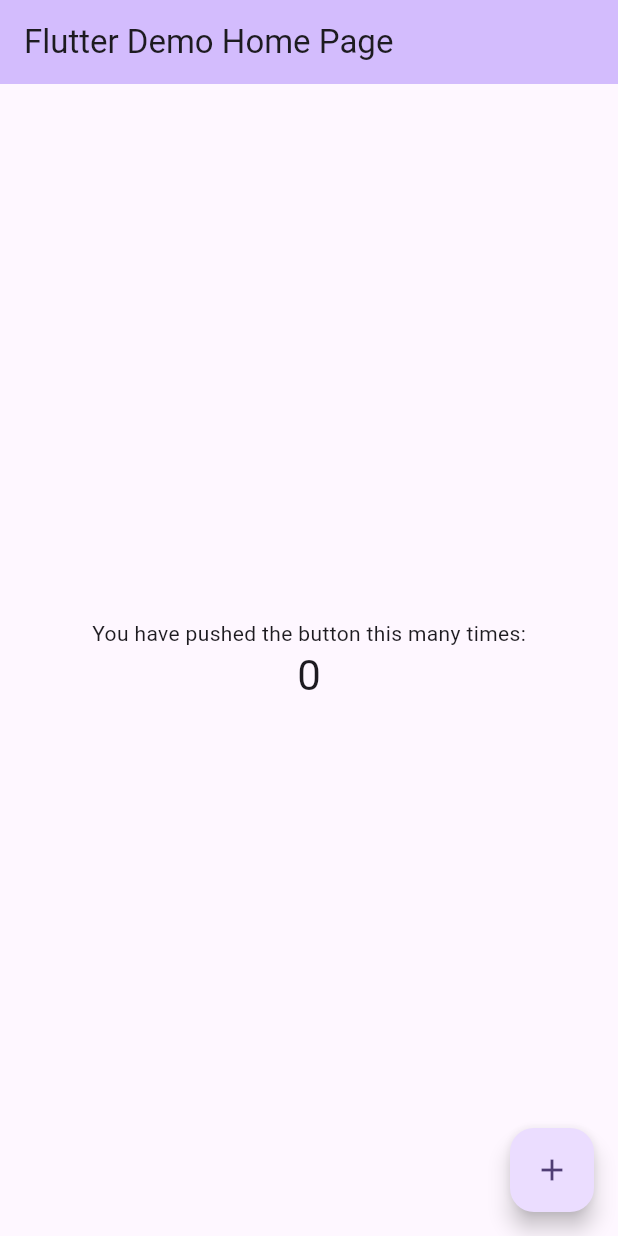
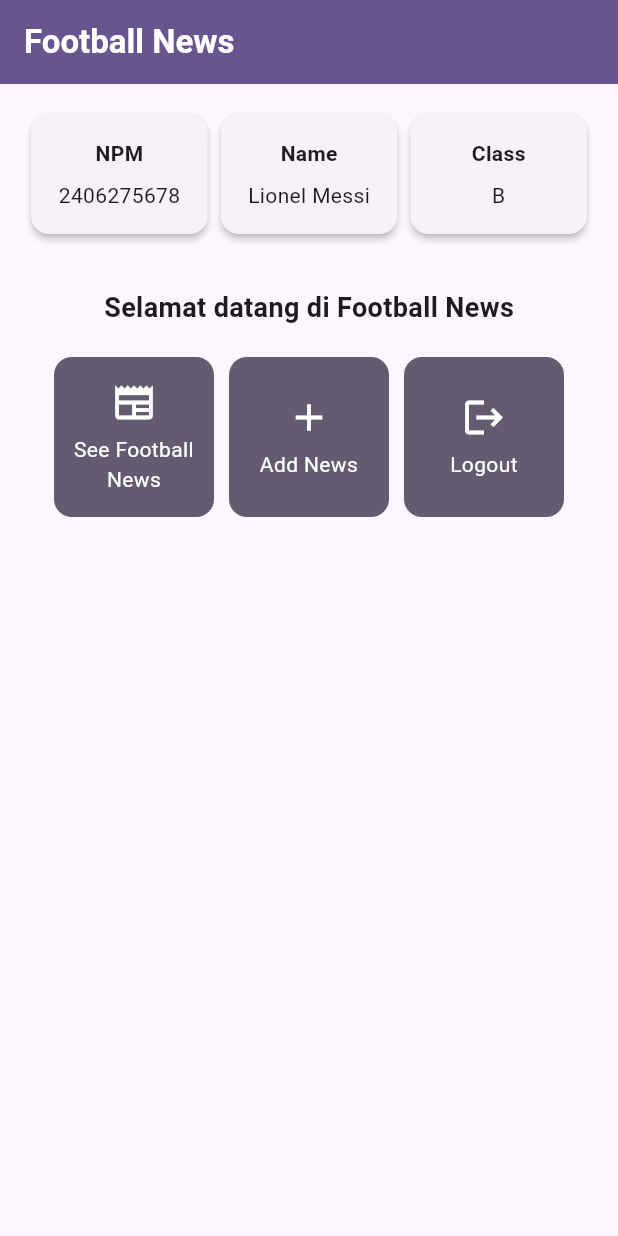
Before and after one commit to BolFengxi/football-news-mobile, a Flutter app: the screen it shows after launch, on a phone screen of 412 x 824 dp. Run offline on Flutter 3.47's test engine with Material 3 defaults, Android fonts, the phone set to English and light mode, and no system bars.

Commit message:
Finisih tutorial 6

```diff
--- a/lib/main.dart
+++ b/lib/main.dart
@@ -1,4 +1,5 @@
 import 'package:flutter/material.dart';
+import 'package:football_news/menu.dart';
 
 void main() {
   runApp(const MyApp());
@@ -13,110 +14,9 @@ class MyApp extends StatelessWidget {
     return MaterialApp(
       title: 'Flutter Demo',
       theme: ThemeData(
-        // This is the theme of your application.
-        //
-        // TRY THIS: Try running your application with "flutter run". You'll see
-        // the application has a purple toolbar. Then, without quitting the app,
-        // try changing the seedColor in the colorScheme below to Colors.green
-        // and then invoke "hot reload" (save your changes or press the "hot
-        // reload" button in a Flutter-supported IDE, or press "r" if you used
-        // the command line to start the app).
-        //
-        // Notice that the counter didn't reset back to zero; the application
-        // state is not lost during the reload. To reset the state, use hot
-        // restart instead.
-        //
-        // This works for code too, not just values: Most code changes can be
-        // tested with just a hot reload.
         colorScheme: ColorScheme.fromSeed(seedColor: Colors.deepPurple),
       ),
-      home: const MyHomePage(title: 'Flutter Demo Home Page'),
+      home: MyHomePage(),
     );
   }
 }
-
-class MyHomePage extends StatefulWidget {
-  const MyHomePage({super.key, required this.title});
-
-  // This widget is the home page of your application. It is stateful, meaning
-  // that it has a State object (defined below) that contains fields that affect
-  // how it looks.
-
-  // This class is the configuration for the state. It holds the values (in this
-  // case the title) provided by the parent (in this case the App widget) and
-  // used by the build method of the State. Fields in a Widget subclass are
-  // always marked "final".
-
-  final String title;
-
-  @override
-  State<MyHomePage> createState() => _MyHomePageState();
-}
-
-class _MyHomePageState extends State<MyHomePage> {
-  int _counter = 0;
-
-  void _incrementCounter() {
-    setState(() {
-      // This call to setState tells the Flutter framework that something has
-      // changed in this State, which causes it to rerun the build method below
-      // so that the display can reflect the updated values. If we changed
-      // _counter without calling setState(), then the build method would not be
-      // called again, and so nothing would appear to happen.
-      _counter++;
-    });
-  }
-
-  @override
-  Widget build(BuildContext context) {
-    // This method is rerun every time setState is called, for instance as done
-    // by the _incrementCounter method above.
-    //
-    // The Flutter framework has been optimized to make rerunning build methods
-    // fast, so that you can just rebuild anything that needs updating rather
-    // than having to individually change instances of widgets.
-    return Scaffold(
-      appBar: AppBar(
-        // TRY THIS: Try changing the color here to a specific color (to
-        // Colors.amber, perhaps?) and trigger a hot reload to see the AppBar
-        // change color while the other colors stay the same.
-        backgroundColor: Theme.of(context).colorScheme.inversePrimary,
-        // Here we take the value from the MyHomePage object that was created by
-        // the App.build method, and use it to set our appbar title.
-        title: Text(widget.title),
-      ),
-      body: Center(
-        // Center is a layout widget. It takes a single child and positions it
-        // in the middle of the parent.
-        child: Column(
-          // Column is also a layout widget. It takes a list of children and
-          // arranges them vertically. By default, it sizes itself to fit its
-          // children horizontally, and tries to be as tall as its parent.
-          //
-          // Column has various properties to control how it sizes itself and
-          // how it positions its children. Here we use mainAxisAlignment to
-          // center the children vertically; the main axis here is the vertical
-          // axis because Columns are vertical (the cross axis would be
-          // horizontal).
-          //
-          // TRY THIS: Invoke "debug painting" (choose the "Toggle Debug Paint"
-          // action in the IDE, or press "p" in the console), to see the
-          // wireframe for each widget.
-          mainAxisAlignment: MainAxisAlignment.center,
-          children: <Widget>[
-            const Text('You have pushed the button this many times:'),
-            Text(
-              '$_counter',
-              style: Theme.of(context).textTheme.headlineMedium,
-            ),
-          ],
-        ),
-      ),
-      floatingActionButton: FloatingActionButton(
-        onPressed: _incrementCounter,
-        tooltip: 'Increment',
-        child: const Icon(Icons.add),
-      ), // This trailing comma makes auto-formatting nicer for build methods.
-    );
-  }
-}
--- /dev/null
+++ b/lib/menu.dart
@@ -0,0 +1,185 @@
+import 'package:flutter/material.dart';
+
+class MyHomePage extends StatelessWidget {
+  MyHomePage({super.key});
+
+  final String nama = "Lionel Messi"; //nama
+  final String npm = "2406275678"; //npm
+  final String kelas = "B"; //kelas
+
+  final List<ItemHomepage> items = [
+    ItemHomepage("See Football News", Icons.newspaper),
+    ItemHomepage("Add News", Icons.add),
+    ItemHomepage("Logout", Icons.logout),
+  ];
+
+  @override
+  Widget build(BuildContext context) {
+    // Scaffold menyediakan struktur dasar halaman dengan AppBar dan body.
+    return Scaffold(
+      // AppBar adalah bagian atas halaman yang menampilkan judul.
+      appBar: AppBar(
+        // Judul aplikasi "Football News" dengan teks putih dan tebal.
+        title: const Text(
+          'Football News',
+          style: TextStyle(
+            color: Colors.white,
+            fontWeight: FontWeight.bold,
+          ),
+        ),
+        // Warna latar belakang AppBar diambil dari skema warna tema aplikasi.
+        backgroundColor: Theme.of(context).colorScheme.primary,
+      ),
+      // Body halaman dengan padding di sekelilingnya.
+      body: Padding(
+        padding: const EdgeInsets.all(16.0),
+        // Menyusun widget secara vertikal dalam sebuah kolom.
+        child: Column(
+          crossAxisAlignment: CrossAxisAlignment.center,
+          children: [
+            // Row untuk menampilkan 3 InfoCard secara horizontal.
+            Row(
+              mainAxisAlignment: MainAxisAlignment.spaceEvenly,
+              children: [
+                InfoCard(title: 'NPM', content: npm),
+                InfoCard(title: 'Name', content: nama),
+                InfoCard(title: 'Class', content: kelas),
+              ],
+            ),
+
+            // Memberikan jarak vertikal 16 unit.
+            const SizedBox(height: 16.0),
+
+            // Menempatkan widget berikutnya di tengah halaman.
+            Center(
+              child: Column(
+                // Menyusun teks dan grid item secara vertikal.
+
+                children: [
+                  // Menampilkan teks sambutan dengan gaya tebal dan ukuran 18.
+                  const Padding(
+                    padding: EdgeInsets.only(top: 16.0),
+                    child: Text(
+                      'Selamat datang di Football News',
+                      style: TextStyle(
+                        fontWeight: FontWeight.bold,
+                        fontSize: 18.0,
+                      ),
+                    ),
+                  ),
+
+                  // Grid untuk menampilkan ItemCard dalam bentuk grid 3 kolom.
+                  GridView.count(
+                    primary: true,
+                    padding: const EdgeInsets.all(20),
+                    crossAxisSpacing: 10,
+                    mainAxisSpacing: 10,
+                    crossAxisCount: 3,
+                    // Agar grid menyesuaikan tinggi kontennya.
+                    shrinkWrap: true,
+
+                    // Menampilkan ItemCard untuk setiap item dalam list items.
+                    children: items.map((ItemHomepage item) {
+                      return ItemCard(item);
+                    }).toList(),
+                  ),
+                ],
+              ),
+            ),
+          ],
+        ),
+      ),
+    );
+  }
+}
+
+class InfoCard extends StatelessWidget {
+  final String title;
+  final String content;
+
+  const InfoCard({super.key, required this.title, required this.content});
+
+  @override
+  Widget build(BuildContext context) {
+    return Card(// Membuat kotak kartu dengan bayangan dibawahnya.
+      elevation: 2.0,
+      child: Container(
+        // Mengatur ukuran dan jarak di dalam kartu.
+        width: MediaQuery.of(context).size.width / 3.5, // menyesuaikan dengan lebar device yang digunakan.
+        padding: const EdgeInsets.all(16.0),
+        // Menyusun title dan content secara vertikal.
+        child: Column(
+          children: [
+            Text(
+              title,
+              style: const TextStyle(fontWeight: FontWeight.bold),
+            ),
+            const SizedBox(height: 8.0),
+            Text(content),
+          ],
+        ),
+      ),
+    );
+  }
+}
+
+class ItemHomepage {
+ final String name;
+ final IconData icon;
+
+ ItemHomepage(this.name, this.icon);
+}
+
+class ItemCard extends StatelessWidget {
+  // Menampilkan kartu dengan ikon dan nama.
+
+  final ItemHomepage item;
+
+  const ItemCard(this.item, {super.key});
+
+  @override
+  Widget build(BuildContext context) {
+    return Material(
+      // Menentukan warna latar belakang dari tema aplikasi.
+      color: Theme.of(context).colorScheme.secondary,
+      // Membuat sudut kartu melengkung.
+      borderRadius: BorderRadius.circular(12),
+
+      child: InkWell(
+        // Aksi ketika kartu ditekan.
+        onTap: () {
+          // Menampilkan pesan SnackBar saat kartu ditekan.
+          ScaffoldMessenger.of(context)
+            ..hideCurrentSnackBar()
+            ..showSnackBar(
+              SnackBar(content: Text("Kamu telah menekan tombol ${item.name}!"))
+            );
+        },
+        // Container untuk menyimpan Icon dan Text
+        child: Container(
+          padding: const EdgeInsets.all(8),
+          child: Center(
+            child: Column(
+              // Menyusun ikon dan teks di tengah kartu.
+              mainAxisAlignment: MainAxisAlignment.center,
+              children: [
+                Icon(
+                  item.icon,
+                  color: Colors.white,
+                  size: 30.0,
+                ),
+                const Padding(padding: EdgeInsets.all(3)),
+                Text(
+                  item.name,
+                  textAlign: TextAlign.center,
+                  style: const TextStyle(color: Colors.white),
+                ),
+              ],
+            ),
+          ),
+        ),
+      ),
+    );
+  }
+
+}
```
